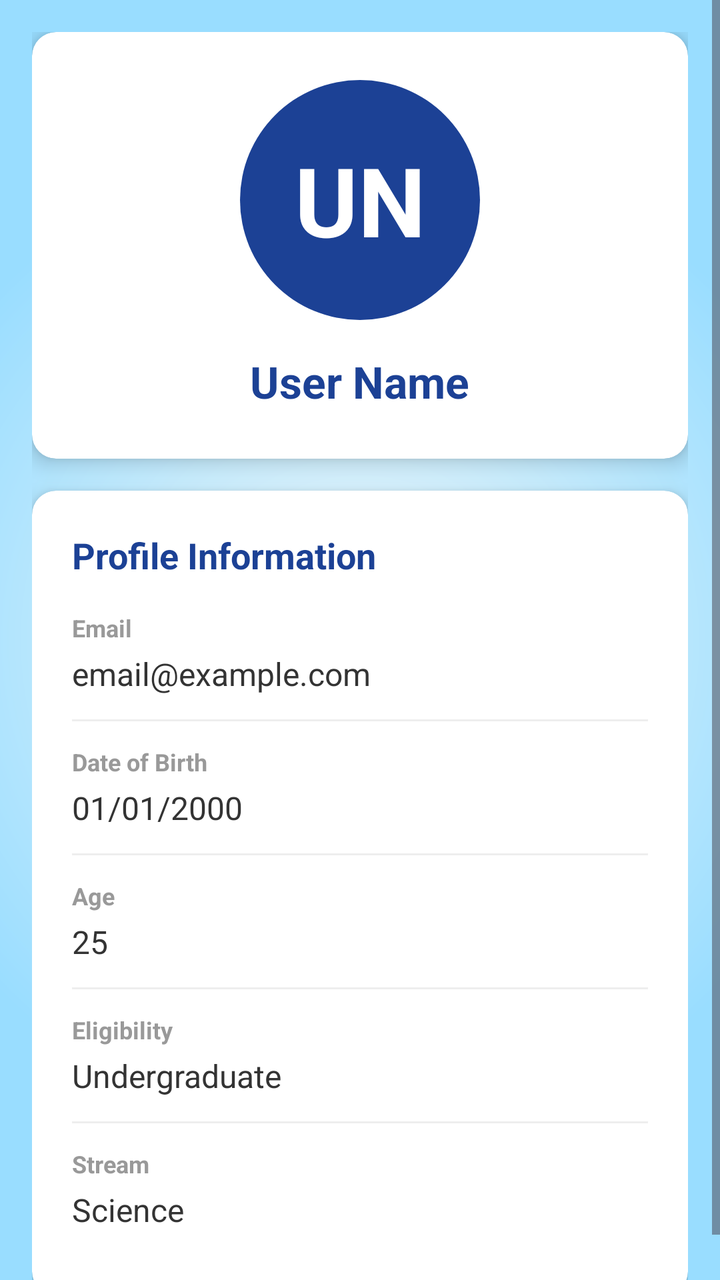
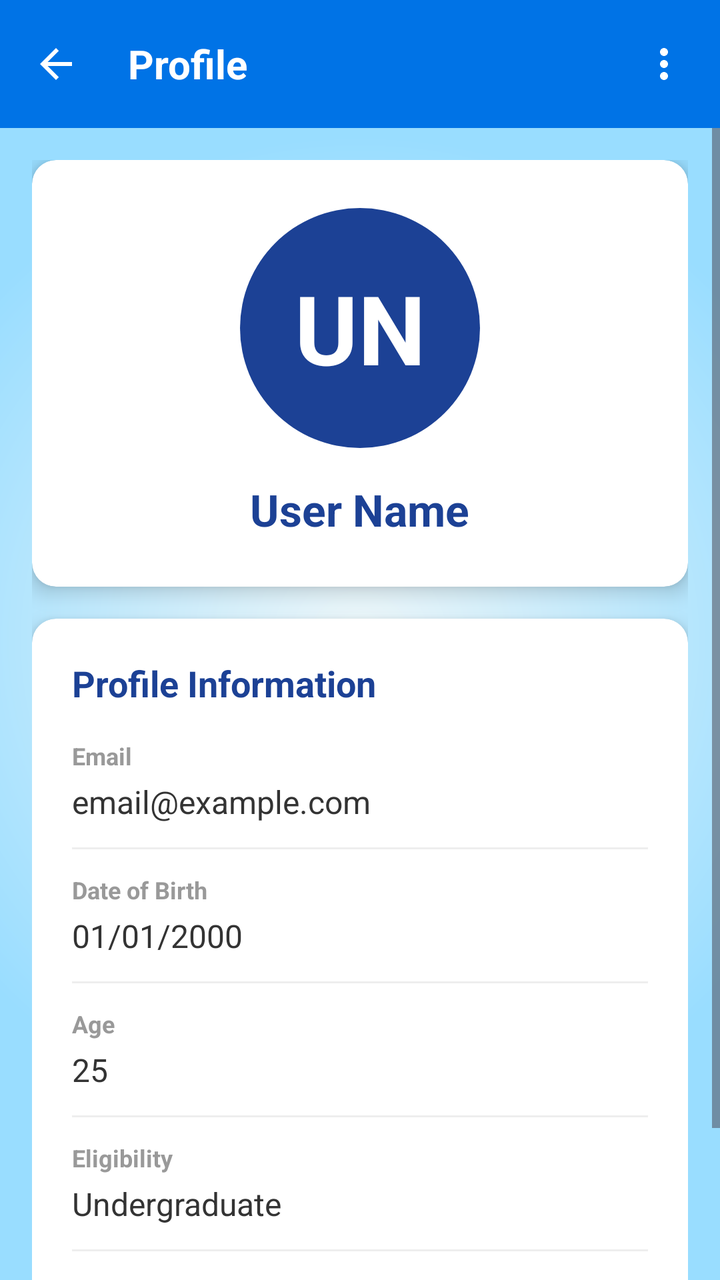

Screens rendered from an Android XML layout before and after an edit, with the pre-edit source and the edit as a unified diff.
<!-- AndroidManifest.xml: application theme Theme.AspirePath -->
<!-- res/layout/fragment_profile.xml -->
<?xml version="1.0" encoding="utf-8"?>
<ScrollView xmlns:android="http://schemas.android.com/apk/res/android"
    xmlns:app="http://schemas.android.com/apk/res-auto"
    xmlns:tools="http://schemas.android.com/tools"
    android:layout_width="match_parent"
    android:layout_height="match_parent"
    android:background="@drawable/gradient_bg"
    tools:context=".Profile">

    <LinearLayout
        android:layout_width="match_parent"
        android:layout_height="wrap_content"
        android:orientation="vertical"
        android:padding="16dp">

        
        <androidx.cardview.widget.CardView
            android:layout_width="match_parent"
            android:layout_height="wrap_content"
            app:cardCornerRadius="12dp"
            app:cardElevation="6dp"
            android:layout_marginBottom="16dp">

            <LinearLayout
                android:layout_width="match_parent"
                android:layout_height="wrap_content"
                android:orientation="vertical"
                android:gravity="center"
                android:padding="24dp">

                
                <TextView
                    android:id="@+id/tvInitials"
                    android:layout_width="120dp"
                    android:layout_height="120dp"
                    android:text="UN"
                    android:textSize="48sp"
                    android:textStyle="bold"
                    android:textColor="#FFFFFF"
                    android:background="@drawable/circle_background"
                    android:gravity="center"
                    android:layout_marginBottom="16dp"/>

                <TextView
                    android:id="@+id/tvProfileName"
                    android:layout_width="wrap_content"
                    android:layout_height="wrap_content"
                    android:text="User Name"
                    android:textSize="22sp"
                    android:textStyle="bold"
                    android:textColor="@color/blue"/>
            </LinearLayout>
        </androidx.cardview.widget.CardView>

        
        <androidx.cardview.widget.CardView
            android:layout_width="match_parent"
            android:layout_height="wrap_content"
            app:cardCornerRadius="12dp"
            app:cardElevation="6dp">

            <LinearLayout
                android:layout_width="match_parent"
                android:layout_height="wrap_content"
                android:orientation="vertical"
                android:padding="20dp">

                <TextView
                    android:layout_width="wrap_content"
                    android:layout_height="wrap_content"
                    android:text="Profile Information"
                    android:textSize="18sp"
                    android:textStyle="bold"
                    android:textColor="@color/blue"
                    android:layout_marginBottom="16dp"/>

                
                <LinearLayout
                    android:layout_width="match_parent"
                    android:layout_height="wrap_content"
                    android:orientation="vertical"
                    android:layout_marginBottom="12dp">

                    <TextView
                        android:layout_width="wrap_content"
                        android:layout_height="wrap_content"
                        android:text="Email"
                        android:textSize="12sp"
                        android:textColor="#999999"
                        android:textStyle="bold"/>

                    <TextView
                        android:id="@+id/tvProfileEmail"
                        android:layout_width="wrap_content"
                        android:layout_height="wrap_content"
                        android:text="email@example.com"
                        android:textSize="16sp"
                        android:textColor="#333333"
                        android:layout_marginTop="4dp"/>
                </LinearLayout>

                <View
                    android:id="@+id/dividerDOB"
                    android:layout_width="match_parent"
                    android:layout_height="1dp"
                    android:background="#EEEEEE"
                    android:layout_marginBottom="12dp"/>

                
                <LinearLayout
                    android:id="@+id/layoutDOB"
                    android:layout_width="match_parent"
                    android:layout_height="wrap_content"
                    android:orientation="vertical"
                    android:layout_marginBottom="12dp">

                    <TextView
                        android:layout_width="wrap_content"
                        android:layout_height="wrap_content"
                        android:text="Date of Birth"
                        android:textSize="12sp"
                        android:textColor="#999999"
                        android:textStyle="bold"/>

                    <TextView
                        android:id="@+id/tvProfileDOB"
                        android:layout_width="wrap_content"
                        android:layout_height="wrap_content"
                        android:text="01/01/2000"
                        android:textSize="16sp"
                        android:textColor="#333333"
                        android:layout_marginTop="4dp"/>
                </LinearLayout>

                <View
                    android:id="@+id/dividerAge"
                    android:layout_width="match_parent"
                    android:layout_height="1dp"
                    android:background="#EEEEEE"
                    android:layout_marginBottom="12dp"/>

                
                <LinearLayout
                    android:id="@+id/layoutAge"
                    android:layout_width="match_parent"
                    android:layout_height="wrap_content"
                    android:orientation="vertical"
                    android:layout_marginBottom="12dp">

                    <TextView
                        android:layout_width="wrap_content"
                        android:layout_height="wrap_content"
                        android:text="Age"
                        android:textSize="12sp"
                        android:textColor="#999999"
                        android:textStyle="bold"/>

                    <TextView
                        android:id="@+id/tvProfileAge"
                        android:layout_width="wrap_content"
                        android:layout_height="wrap_content"
                        android:text="25"
                        android:textSize="16sp"
                        android:textColor="#333333"
                        android:layout_marginTop="4dp"/>
                </LinearLayout>

                <View
                    android:layout_width="match_parent"
                    android:layout_height="1dp"
                    android:background="#EEEEEE"
                    android:layout_marginBottom="12dp"/>

                
                <LinearLayout
                    android:layout_width="match_parent"
                    android:layout_height="wrap_content"
                    android:orientation="vertical"
                    android:layout_marginBottom="12dp">

                    <TextView
                        android:layout_width="wrap_content"
                        android:layout_height="wrap_content"
                        android:text="Eligibility"
                        android:textSize="12sp"
                        android:textColor="#999999"
                        android:textStyle="bold"/>

                    <TextView
                        android:id="@+id/tvProfileEligibility"
                        android:layout_width="wrap_content"
                        android:layout_height="wrap_content"
                        android:text="Undergraduate"
                        android:textSize="16sp"
                        android:textColor="#333333"
                        android:layout_marginTop="4dp"/>
                </LinearLayout>

                
                <LinearLayout
                    android:id="@+id/layoutStream"
                    android:layout_width="match_parent"
                    android:layout_height="wrap_content"
                    android:orientation="vertical"
                    android:layout_marginBottom="12dp">

                    <View
                        android:layout_width="match_parent"
                        android:layout_height="1dp"
                        android:background="#EEEEEE"
                        android:layout_marginBottom="12dp"/>

                    <TextView
                        android:layout_width="wrap_content"
                        android:layout_height="wrap_content"
                        android:text="Stream"
                        android:textSize="12sp"
                        android:textColor="#999999"
                        android:textStyle="bold"/>

                    <TextView
                        android:id="@+id/tvProfileStream"
                        android:layout_width="wrap_content"
                        android:layout_height="wrap_content"
                        android:text="Science"
                        android:textSize="16sp"
                        android:textColor="#333333"
                        android:layout_marginTop="4dp"/>
                </LinearLayout>

            </LinearLayout>
        </androidx.cardview.widget.CardView>

    </LinearLayout>
</ScrollView>
<!-- resources referenced by this layout -->
<resources>
  <color name="blue">#1C4195</color>
  <!-- drawable circle_background (drawable) -->
  <?xml version="1.0" encoding="utf-8"?>
  <shape xmlns:android="http://schemas.android.com/apk/res/android"
      android:shape="oval">
      <solid android:color="#1C4195"/>
  </shape>
  <!-- drawable gradient_bg (drawable) -->
  <?xml version="1.0" encoding="utf-8"?>
  <shape xmlns:android="http://schemas.android.com/apk/res/android"
      android:shape="rectangle">
      <gradient
          android:startColor="#edf7fa"
          android:endColor="#99ddff"
          android:gradientRadius="70%p"
          android:type="radial"
          android:centerX="0.5"
          android:centerY="0.5"
          android:dither="true" />
  </shape>
  <style name="Theme.AspirePath" parent="Base.Theme.AspirePath" />
  <style name="Base.Theme.AspirePath" parent="Theme.Material3.DayNight.NoActionBar">
          
          <item name="colorPrimary">@color/blue</item>
          <item name="colorPrimaryVariant">#0073e6</item>
          <item name="colorOnPrimary">@color/white</item>
          <item name="android:statusBarColor">#0073e6</item>
          
      </style>
  <color name="white">#FFFFFFFF</color>
</resources>

<!-- the commit's change to res/layout/fragment_profile.xml (unified diff, before → after) -->
@@ -1,11 +1,55 @@
 <?xml version="1.0" encoding="utf-8"?>
-<ScrollView xmlns:android="http://schemas.android.com/apk/res/android"
+<LinearLayout xmlns:android="http://schemas.android.com/apk/res/android"
     xmlns:app="http://schemas.android.com/apk/res-auto"
     xmlns:tools="http://schemas.android.com/tools"
     android:layout_width="match_parent"
     android:layout_height="match_parent"
+    android:orientation="vertical"
     android:background="@drawable/gradient_bg"
     tools:context=".Profile">
+
+    
+    <RelativeLayout
+        android:layout_width="match_parent"
+        android:layout_height="?attr/actionBarSize"
+        android:paddingStart="16dp"
+        android:paddingEnd="16dp"
+        android:background="#0073e6">
+
+        <ImageView
+            android:id="@+id/btnBack"
+            android:layout_width="24dp"
+            android:layout_height="24dp"
+            android:src="@drawable/ic_arrow_back"
+            android:layout_centerVertical="true"
+            app:tint="@android:color/white"/>
+
+        <TextView
+            android:layout_width="wrap_content"
+            android:layout_height="wrap_content"
+            android:text="Profile"
+            android:textColor="@android:color/white"
+            android:textSize="20sp"
+            android:textStyle="bold"
+            android:layout_centerVertical="true"
+            android:layout_toEndOf="@id/btnBack"
+            android:layout_marginStart="24dp"/>
+
+        <ImageView
+            android:id="@+id/btnProfileOptions"
+            android:layout_width="24dp"
+            android:layout_height="24dp"
+            android:src="@drawable/ic_more_vert"
+            android:layout_alignParentEnd="true"
+            android:layout_centerVertical="true"
+            app:tint="@android:color/white"/>
+
+    </RelativeLayout>
+
+    <ScrollView
+        android:layout_width="match_parent"
+        android:layout_height="0dp"
+        android:layout_weight="1">
 
     <LinearLayout
         android:layout_width="match_parent"
@@ -232,4 +276,5 @@
         </androidx.cardview.widget.CardView>
 
     </LinearLayout>
-</ScrollView>
+    </ScrollView>
+</LinearLayout>
<!-- resource entries referenced after the edit -->
@@ -20,6 +20,26 @@
           android:centerY="0.5"
           android:dither="true" />
   </shape>
+  <!-- drawable ic_arrow_back (drawable) -->
+  <vector xmlns:android="http://schemas.android.com/apk/res/android"
+      android:width="24dp"
+      android:height="24dp"
+      android:viewportWidth="24.0"
+      android:viewportHeight="24.0">
+      <path
+          android:fillColor="#FFFFFFFF"
+          android:pathData="M20,11H7.83l5.59,-5.59L12,4l-8,8 8,8 1.41,-1.41L7.83,13H20v-2z"/>
+  </vector>
+  <!-- drawable ic_more_vert (drawable) -->
+  <vector xmlns:android="http://schemas.android.com/apk/res/android"
+      android:width="24dp"
+      android:height="24dp"
+      android:viewportWidth="24.0"
+      android:viewportHeight="24.0">
+      <path
+          android:fillColor="#FFFFFFFF"
+          android:pathData="M12,8c1.1,0 2,-0.9 2,-2s-0.9,-2 -2,-2 -2,0.9 -2,2 0.9,2 2,2zM12,10c-1.1,0 -2,0.9 -2,2s0.9,2 2,2 2,-0.9 2,-2 -0.9,-2 -2,-2zM12,16c-1.1,0 -2,0.9 -2,2s0.9,2 2,2 2,-0.9 2,-2 -0.9,-2 -2,-2z"/>
+  </vector>
   <style name="Theme.AspirePath" parent="Base.Theme.AspirePath" />
   <style name="Base.Theme.AspirePath" parent="Theme.Material3.DayNight.NoActionBar">
           
